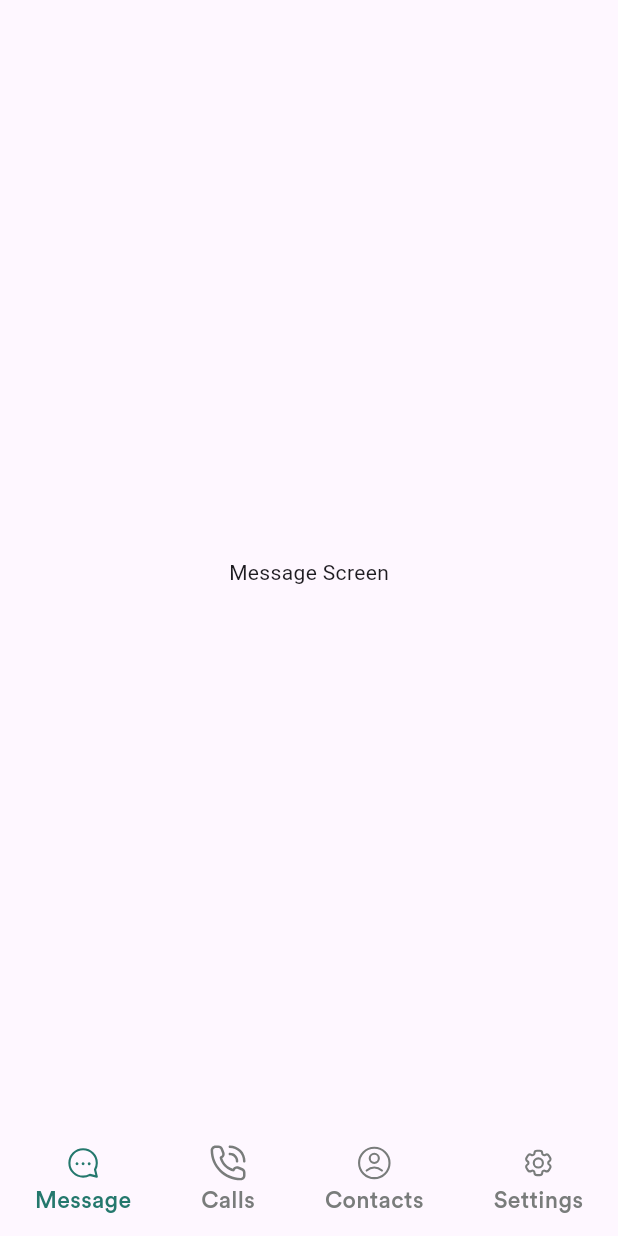
After one commit to ahmedAdelElmelegy/ChatBox, a Flutter app: the MainScreen screen opened directly, on a phone screen of 412 x 824 dp. The commit adds this screen. Run offline on Flutter 3.47's test engine with Material 3 defaults, Android fonts, the phone set to English and light mode, and no system bars; our stand-ins replace flutter_screenutil, flutter_svg, page_transition.

Commit message:
main_screen done

```diff
--- a/lib/core/helpers/constants.dart
+++ b/lib/core/helpers/constants.dart
@@ -109,11 +109,12 @@ class Assets {
 
   /// Assets for iconsSettings
   /// assets/icons/settings.png
-  static const String iconsSettings = "assets/icons/settings.png";
+  static const String iconsSettings = "assets/icons/settings.svg";
 
   /// Assets for iconsUser
   /// assets/icons/user.svg
   static const String iconsUser = "assets/icons/user.svg";
+  static const String message = "assets/icons/messag.svg";
 
   /// Assets for iconsUserActive
   /// assets/icons/user_active.svg
--- /dev/null
+++ b/lib/feature/calls/ui/calls_screen.dart
@@ -0,0 +1,10 @@
+import 'package:flutter/material.dart';
+
+class CallsScreen extends StatelessWidget {
+  const CallsScreen({super.key});
+
+  @override
+  Widget build(BuildContext context) {
+    return Scaffold(body: Center(child: Text('Calls Screen')));
+  }
+}
--- /dev/null
+++ b/lib/feature/contacts/ui/contacts_screen.dart
@@ -0,0 +1,10 @@
+import 'package:flutter/material.dart';
+
+class ContactsScreen extends StatelessWidget {
+  const ContactsScreen({super.key});
+
+  @override
+  Widget build(BuildContext context) {
+    return Scaffold(body: Center(child: Text('Contacts')));
+  }
+}
--- a/lib/feature/login/ui/login_form.dart
+++ b/lib/feature/login/ui/login_form.dart
@@ -1,6 +1,8 @@
+import 'package:chat_box/core/helpers/extentions.dart';
 import 'package:chat_box/core/helpers/spacing.dart';
 import 'package:chat_box/core/widgets/custom_btn.dart';
 import 'package:chat_box/core/widgets/custom_text_field.dart';
+import 'package:chat_box/feature/main_screen.dart';
 import 'package:flutter/material.dart';
 
 class LoginForm extends StatelessWidget {
@@ -15,7 +17,9 @@ class LoginForm extends StatelessWidget {
         CustomTextField(text: 'Password', obscureText: true),
         verticalSpace(177),
         CustomBtn(
-          onPress: () {},
+          onPress: () {
+            pushAndRemoveUntil(MainScreen());
+          },
 
           // grey light loading
           label: 'Log in',
--- /dev/null
+++ b/lib/feature/main_screen.dart
@@ -0,0 +1,114 @@
+import 'package:chat_box/core/helpers/constants.dart';
+import 'package:chat_box/core/helpers/spacing.dart';
+import 'package:chat_box/core/theme/styles.dart';
+import 'package:chat_box/core/widgets/svg_icon.dart';
+import 'package:chat_box/feature/calls/ui/calls_screen.dart';
+import 'package:chat_box/feature/contacts/ui/contacts_screen.dart';
+import 'package:chat_box/feature/message/ui/message_screen.dart';
+import 'package:chat_box/feature/settings/ui/settings_screen.dart';
+import 'package:flutter/material.dart';
+import 'package:flutter_screenutil/flutter_screenutil.dart';
+
+class MainScreen extends StatefulWidget {
+  const MainScreen({super.key});
+
+  @override
+  State<MainScreen> createState() => _MainScreenState();
+}
+
+class _MainScreenState extends State<MainScreen> {
+  static List<Widget> pages = [
+    MessageScreen(),
+    CallsScreen(),
+    ContactsScreen(),
+    SettingsScreen(),
+  ];
+  int currentIndex = 0;
+  void onItemTap(int index) {
+    setState(() {
+      currentIndex = index;
+    });
+  }
+
+  @override
+  void initState() {
+    onItemTap(0);
+    super.initState();
+  }
+
+  @override
+  Widget build(BuildContext context) {
+    return Scaffold(
+      body: pages[currentIndex],
+      bottomNavigationBar: SizedBox(
+        height: 60.h,
+        width: double.infinity,
+        child: Row(
+          mainAxisAlignment: MainAxisAlignment.spaceAround,
+          children: [
+            onIconSelected(
+              () => onItemTap(0),
+              0,
+              currentIndex == 0,
+              Assets.message,
+
+              Assets.iconsMessageActive,
+              'Message',
+            ),
+            onIconSelected(
+              () => onItemTap(1),
+              1,
+              currentIndex == 1,
+              Assets.iconsCall,
+              Assets.iconsCallActive,
+              'Calls',
+            ),
+            onIconSelected(
+              () => onItemTap(2),
+
+              2,
+              currentIndex == 2,
+              Assets.iconsUser,
+              Assets.iconsUserActive,
+              'Contacts',
+            ),
+            onIconSelected(
+              () => onItemTap(3),
+              3,
+              currentIndex == 3,
+              Assets.iconsSettings,
+              Assets.iconsSettingActive,
+              'Settings',
+            ),
+          ],
+        ),
+      ),
+    );
+  }
+
+  Widget onIconSelected(
+    VoidCallback onTap,
+    int index,
+    bool isActive,
+    String icon,
+    String activeIcon,
+    String text,
+  ) {
+    return GestureDetector(
+      onTap: onTap,
+      child: Column(
+        children: [
+          SvgIcon(icon: isActive ? activeIcon : icon),
+          verticalSpace(2),
+          Text(
+            text,
+            style:
+                isActive
+                    ? TextSTyles.f14CirStdMediumPrimary
+                    : TextSTyles.f14CirStdMediumGrey,
+          ),
+        ],
+      ),
+    );
+  }
+}
--- /dev/null
+++ b/lib/feature/message/ui/message_screen.dart
@@ -0,0 +1,10 @@
+import 'package:flutter/material.dart';
+
+class MessageScreen extends StatelessWidget {
+  const MessageScreen({super.key});
+
+  @override
+  Widget build(BuildContext context) {
+    return Scaffold(body: Center(child: Text('Message Screen')));
+  }
+}
--- /dev/null
+++ b/lib/feature/settings/ui/settings_screen.dart
@@ -0,0 +1,10 @@
+import 'package:flutter/material.dart';
+
+class SettingsScreen extends StatelessWidget {
+  const SettingsScreen({super.key});
+
+  @override
+  Widget build(BuildContext context) {
+    return Scaffold(body: Center(child: Text('Settings Screen')));
+  }
+}
```
Also changed, not shown: assets/icons/messag.svg (added).
